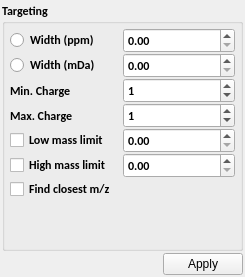
qtplatz/qtplatz, file src/libs/adwidgets/targetingform.ui: the form before one commit.
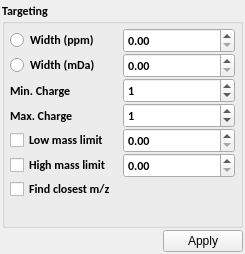
The form after the commit.

The edit to the form file:
```diff
--- a/src/libs/adwidgets/targetingform.ui
+++ b/src/libs/adwidgets/targetingform.ui
@@ -7,7 +7,7 @@
     <x>0</x>
     <y>0</y>
     <width>245</width>
-    <height>277</height>
+    <height>254</height>
    </rect>
   </property>
   <property name="windowTitle">
@@ -56,10 +56,7 @@
         <property name="bottomMargin">
          <number>2</number>
         </property>
-        <property name="horizontalSpacing">
-         <number>2</number>
-        </property>
-        <property name="verticalSpacing">
+        <property name="spacing">
          <number>0</number>
         </property>
         <item row="0" column="0">
```
Left out of the diff: 3 changed lines with no effect on the pictures.
